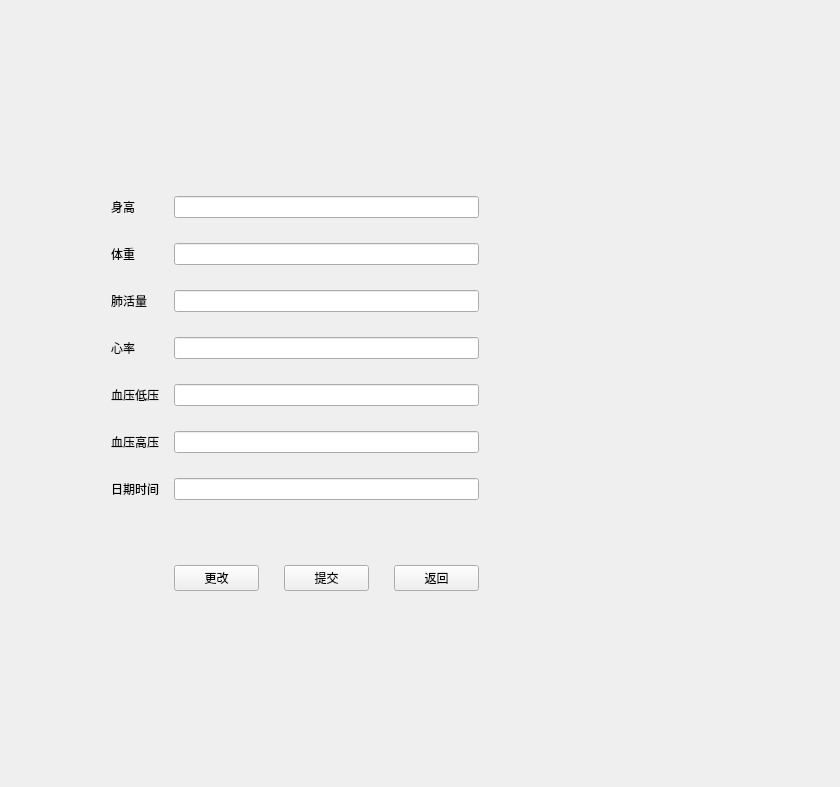
This is ui/HealthAssesment.ui in BottleOfErie/SmartHospital as Qt 5 draws it before an edit. The edited form follows.
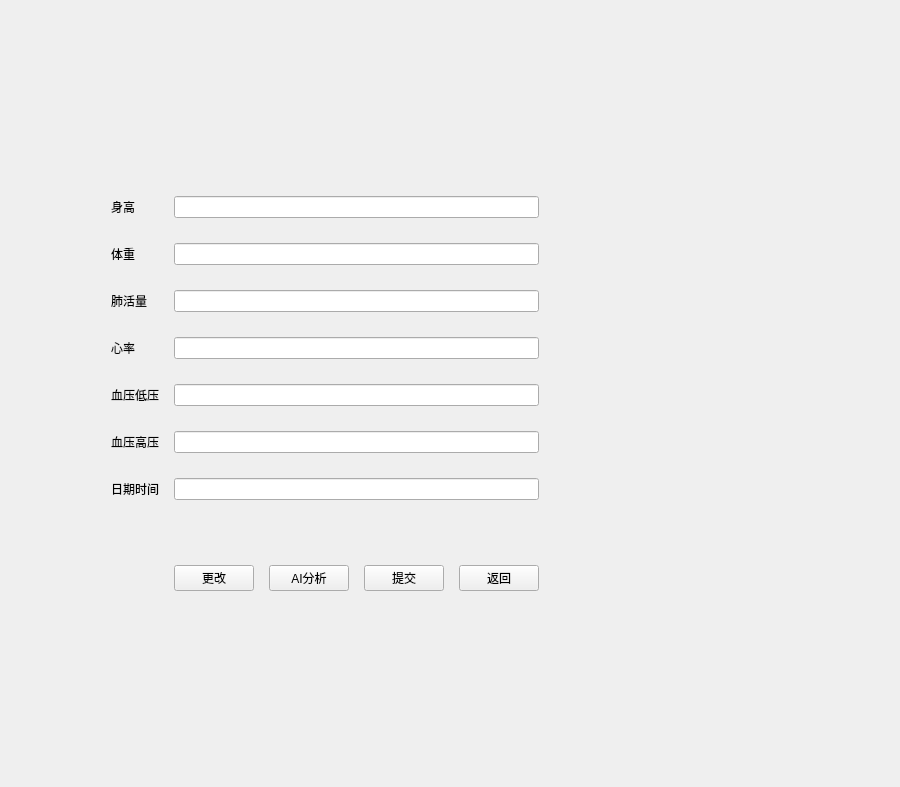
This is the edited form. Icons and pictures are not drawn.

Patch:
```diff
--- a/ui/HealthAssesment.ui
+++ b/ui/HealthAssesment.ui
@@ -119,7 +119,7 @@
        <item row="7" column="1">
         <layout class="QHBoxLayout" name="horizontalLayout">
          <property name="spacing">
-          <number>25</number>
+          <number>15</number>
          </property>
          <property name="topMargin">
           <number>40</number>
@@ -131,6 +131,13 @@
            </property>
           </widget>
          </item>
+         <item>
+          <widget class="QPushButton" name="pushButton_4">
+           <property name="text">
+            <string>AI分析</string>
+           </property>
+          </widget>
+         </item>
          <item>
           <widget class="QPushButton" name="pushButton_2">
            <property name="text">
```
